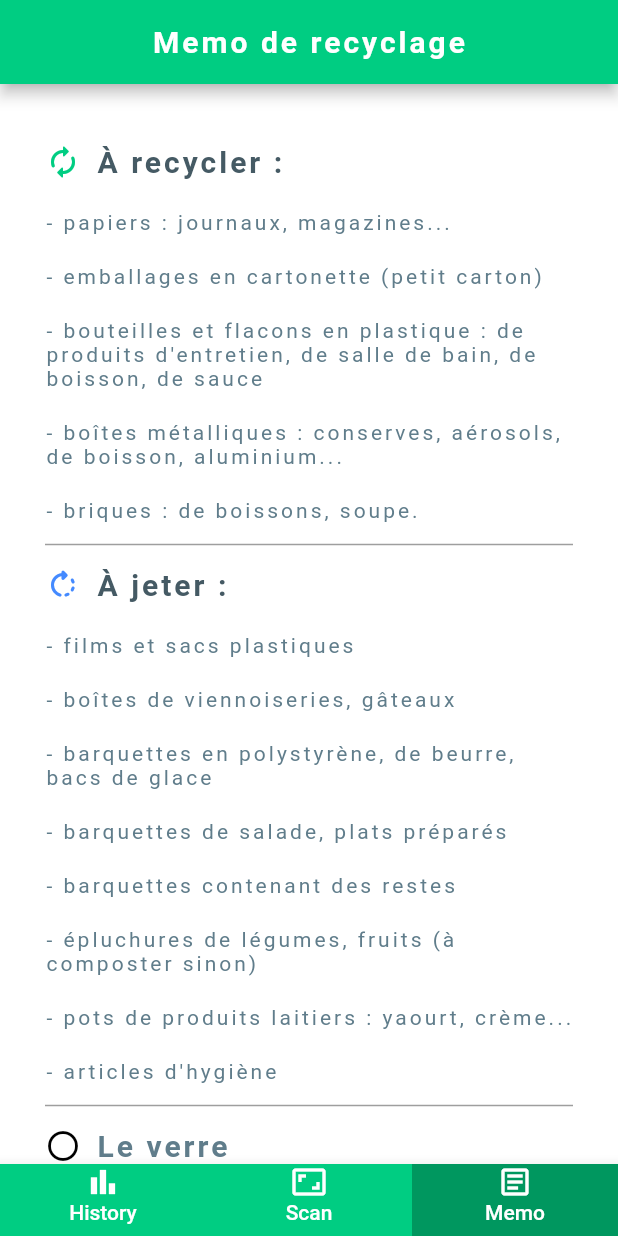
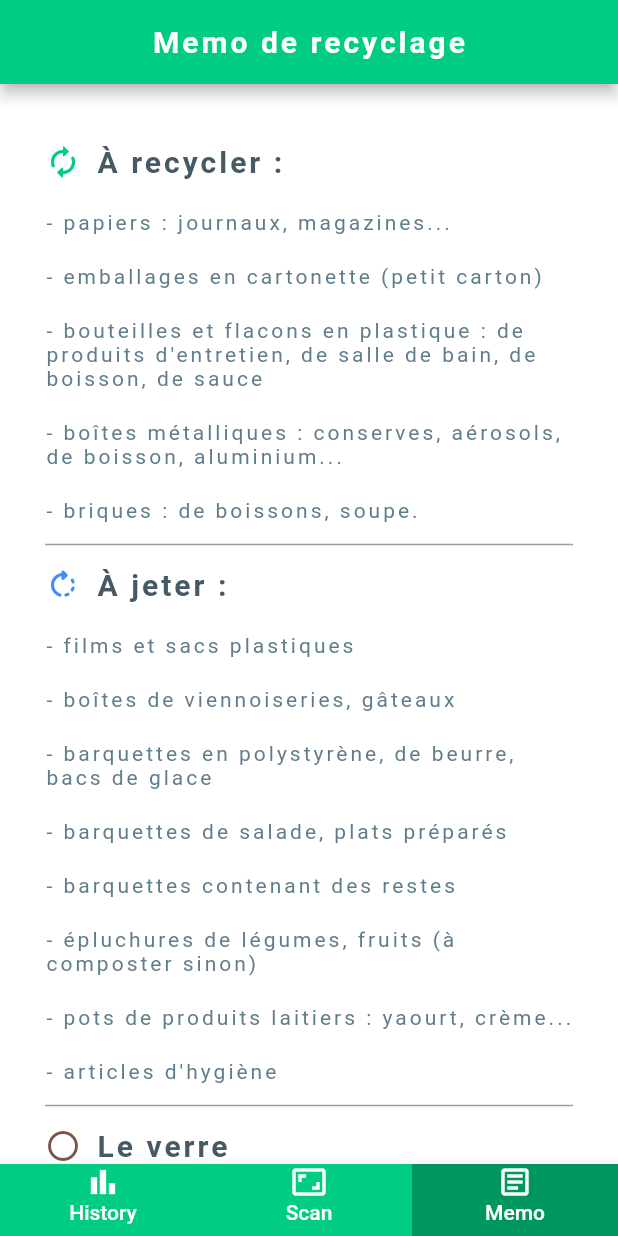
Before and after one commit to RenjiSann/eko-scan, a Flutter app: the screen it shows after launch, item 3 of the bottom bar chosen, on a phone screen of 412 x 824 dp. Run offline on Flutter 3.47's test engine with Material 2 defaults, Android fonts, the phone set to English and light mode, and no system bars; missing offline and left inert: flutter_barcode_scanner, openfoodfacts.

Commit message:
finished basic memo, need to style it better

```diff
--- a/lib/memo.dart
+++ b/lib/memo.dart
@@ -143,18 +143,14 @@ class Memo extends StatelessWidget {
                     children: [
                       Icon(
                         Icons.brightness_1_outlined,
-                        color: Colors.black,
+                        color: Colors.brown[500],
                       ),
                       SizedBox(
                         width: 10.0,
                       ),
-                      Text(
-                        'Le verre',
-                        style: TextStyle(
-                            color: Colors.blueGrey,
-                            fontSize: 20.0,
-                            letterSpacing: 2.0,
-                            fontWeight: FontWeight.bold),
+                      Expanded(
+                        child: Text('Le verre',
+                            style: Theme.of(context).textTheme.headline1),
                       ),
                     ],
                   ),
@@ -175,23 +171,21 @@ class Memo extends StatelessWidget {
                     children: [
                       Icon(
                         Icons.lightbulb_outline_rounded,
-                        color: Colors.black,
+                        color: Colors.yellow[800],
                       ),
                       SizedBox(
                         width: 10.0,
                       ),
-                      Text('Les ampoules',
-                          style: TextStyle(
-                              color: Colors.blueGrey,
-                              fontSize: 20.0,
-                              letterSpacing: 2.0,
-                              fontWeight: FontWeight.bold))
+                      Expanded(
+                        child: Text('Les ampoules',
+                            style: Theme.of(context).textTheme.headline1),
+                      ),
                     ],
                   ),
                   SizedBox(
                     height: 20.0,
                   ),
-                  Text('Les jeter dans les points de collecte.',
+                  Text('Les jeter dans les points de collecte dans les supermarchés ou magasin d\'électroménager.',
                       style: TextStyle(
                           color: Colors.blueGrey,
                           fontSize: 15.0,
@@ -205,25 +199,21 @@ class Memo extends StatelessWidget {
                     children: [
                       Icon(
                         Icons.battery_charging_full_rounded,
-                        color: Colors.black,
+                        color: Colors.blue[800],
                       ),
                       SizedBox(
                         width: 10.0,
                       ),
-                      Text(
-                        'Les piles',
-                        style: TextStyle(
-                            color: Colors.blueGrey,
-                            fontSize: 20.0,
-                            letterSpacing: 2.0,
-                            fontWeight: FontWeight.bold),
-                      ),
+                       Expanded(
+                      child: Text('Les piles',
+                          style: Theme.of(context).textTheme.headline1),
+                       ),
                     ],
                   ),
                   SizedBox(
                     height: 20.0,
                   ),
-                  Text('Les jeter dans les points de collecte.',
+                  Text('Les jeter dans les points de collecte dans les supermarchés ou magasins d\'électroménager.',
                       style: TextStyle(
                           color: Colors.blueGrey,
                           fontSize: 15.0,
```
